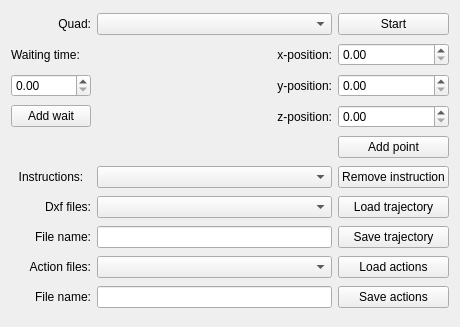
The window that gui/src/gui/pointInput.ui (roussePaul/kampala) describes before a commit, drawn with Qt 5.
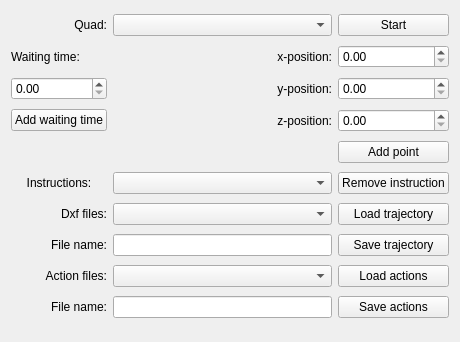
The same window after the commit.

Commit message: enabled saving and loading instructions for the drone to wait

Diff of the .ui file:
```diff
--- a/gui/src/gui/pointInput.ui
+++ b/gui/src/gui/pointInput.ui
@@ -7,7 +7,7 @@
     <x>0</x>
     <y>0</y>
     <width>460</width>
-    <height>327</height>
+    <height>342</height>
    </rect>
   </property>
   <property name="windowTitle">
@@ -80,13 +80,6 @@
    <item row="6" column="0">
     <widget class="QDoubleSpinBox" name="WaitBox"/>
    </item>
-   <item row="9" column="0">
-    <widget class="QPushButton" name="AddWaitButton">
-     <property name="text">
-      <string>Add wait</string>
-     </property>
-    </widget>
-   </item>
    <item row="5" column="0">
     <widget class="QLabel" name="label_8">
      <property name="text">
@@ -140,19 +133,6 @@
    <item row="6" column="2">
     <widget class="QDoubleSpinBox" name="YBox"/>
    </item>
-   <item row="9" column="1">
-    <widget class="QLabel" name="label_3">
-     <property name="text">
-      <string>z-position:</string>
-     </property>
-     <property name="alignment">
-      <set>Qt::AlignRight|Qt::AlignTrailing|Qt::AlignVCenter</set>
-     </property>
-    </widget>
-   </item>
-   <item row="9" column="2">
-    <widget class="QDoubleSpinBox" name="ZBox"/>
-   </item>
    <item row="10" column="2">
     <widget class="QPushButton" name="AddPointButton">
      <property name="text">
@@ -200,6 +180,26 @@
      </property>
     </widget>
    </item>
+   <item row="7" column="0">
+    <widget class="QPushButton" name="AddWaitButton">
+     <property name="text">
+      <string>Add waiting time</string>
+     </property>
+    </widget>
+   </item>
+   <item row="7" column="1">
+    <widget class="QLabel" name="label_3">
+     <property name="text">
+      <string>z-position:</string>
+     </property>
+     <property name="alignment">
+      <set>Qt::AlignRight|Qt::AlignTrailing|Qt::AlignVCenter</set>
+     </property>
+    </widget>
+   </item>
+   <item row="7" column="2">
+    <widget class="QDoubleSpinBox" name="ZBox"/>
+   </item>
   </layout>
  </widget>
  <resources/>
```
The commit also changes 2 other files.
